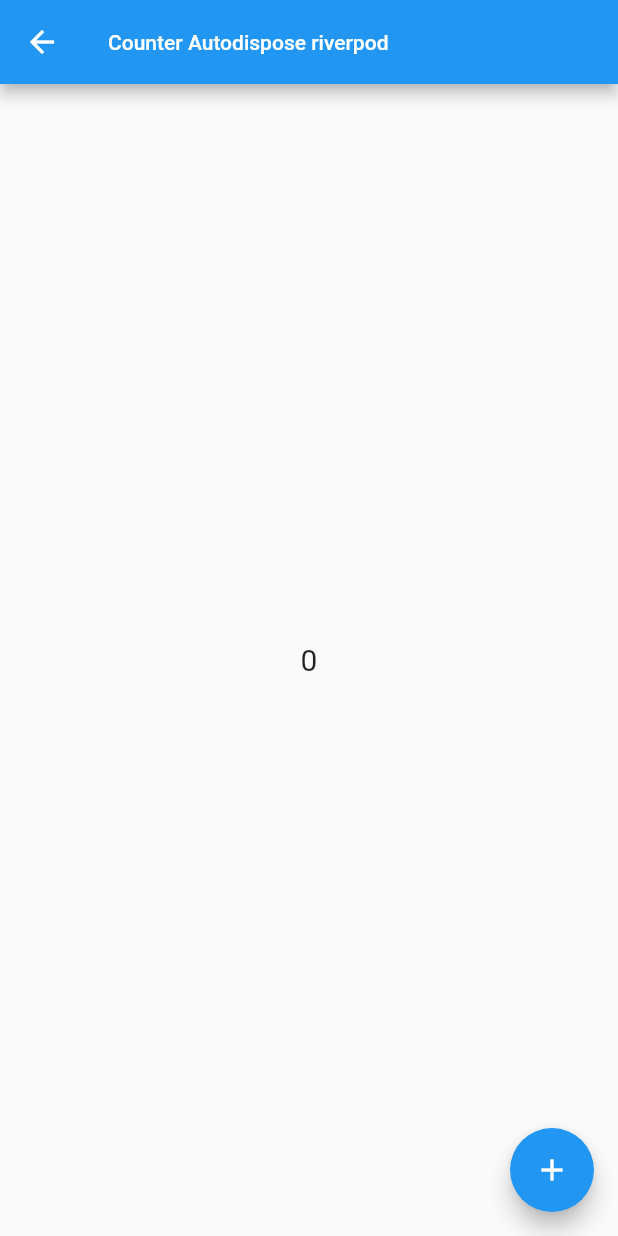
After one commit to fakhrulramadhan/learn_riverpod_ripplescode, a Flutter app: the Counter screen opened directly, on a phone screen of 412 x 824 dp. The commit adds this screen. Run offline on Flutter 3.47's test engine with Material 2 defaults, Android fonts, the phone set to English and light mode, and no system bars; our stand-ins replace flutter_riverpod, go_router.

Commit message:
done semua sampai bab 11

```diff
--- /dev/null
+++ b/learn_riverpod_ripplescode/lib/counter.dart
@@ -0,0 +1,70 @@
+import 'dart:async';
+
+import 'package:flutter_riverpod/flutter_riverpod.dart';
+import 'package:flutter/material.dart';
+import 'package:go_router/go_router.dart';
+import 'package:learn_riverpod_ripplescode/counter_demo.dart';
+
+//enggak pakai autodispose, datanya tetap ada
+// final counterProvider = StateNotifierProvider<CounterDemo, int>((ref) {
+//   return CounterDemo();
+// });
+
+//pakai autodispose agar data cachingnya kebuang datanya balik lg ke awal
+//pasang autodispose
+final counterProvider =
+    StateNotifierProvider.autoDispose<CounterDemo, int>((ref) {
+  //meskipun ke-autodispose, tapi datanya tetap ada
+  //pakai ref.keepalive
+  //ref.keepAlive();
+  final link = ref.keepAlive();
+
+  //tutup data cachingnya dalam waktu 10 detik
+  //data angknya angka kembali lagi ke 0 setelah 10 dettik
+  final timer = Timer(Duration(seconds: 10), () {
+    link.close();
+  });
+
+  //dispose (hapus data) cachingnya setelah 10 detik
+  ref.onDispose(() => timer.cancel());
+
+  return CounterDemo();
+});
+
+//consumerwidget (utk ui riverpod) sama aja dengan statelesswidget
+class Counter extends ConsumerWidget {
+  const Counter({super.key});
+
+  @override
+  Widget build(BuildContext context, WidgetRef ref) {
+    //final nama = ref.watch(namaProvider);
+    //memantau data angka
+    final counter = ref.watch(counterProvider);
+    return Scaffold(
+      appBar: AppBar(
+        title: Text(
+          "Counter Autodispose riverpod",
+          style: TextStyle(
+            fontSize: 14.0,
+          ),
+        ),
+      ),
+      //ref.watch = utk memantau perubahan yang ngelink ke nama providernya
+      body: Center(
+        child: Text(
+          "${counter}",
+          style: TextStyle(
+            fontSize: 20.0,
+          ),
+        ),
+      ),
+      floatingActionButton: FloatingActionButton(
+        child: const Icon(Icons.add),
+        onPressed: () {
+          //
+          ref.read(counterProvider.notifier).increment();
+        },
+      ),
+    );
+  }
+}
--- a/learn_riverpod_ripplescode/lib/counter_demo.dart
+++ b/learn_riverpod_ripplescode/lib/counter_demo.dart
@@ -1,6 +1,6 @@
 import 'package:flutter_riverpod/flutter_riverpod.dart';
 
-//state notifier provider = suatu fungsi (notifier) yang digunakan utk merubah nilai ()
+//state notifier provider = suatu fungsi class (notifier) yang digunakan utk merubah nilai ()
 class CounterDemo extends StateNotifier<int> {
   CounterDemo() : super(0); // kasih nilai awalan 0
 
--- /dev/null
+++ b/learn_riverpod_ripplescode/lib/main_eleven.dart
@@ -0,0 +1,46 @@
+import 'package:flutter/material.dart';
+import 'package:flutter_riverpod/flutter_riverpod.dart';
+import 'package:go_router/go_router.dart';
+import 'package:learn_riverpod_ripplescode/counter.dart';
+
+import 'home.dart';
+import 'home.dart';
+
+// === Reading the created Provider with ConsumerWidget ====
+
+//provider = untuk menaruh sesuatu
+//ketik prov teruus enter
+final namaProvider = Provider<String>((ref) {
+  //parameter nya dari ref
+  return "Halo, Saepul";
+});
+
+void main() {
+  //di riverpod, halaman UInya harus dibungkus dengan providerscope
+  runApp(const ProviderScope(child: const MyApp()));
+}
+
+//atur route nya disini
+final GoRouter _router = GoRouter(routes: [
+  GoRoute(
+    path: "/", //inisiasi halaman awal
+    builder: (context, state) => const Home(),
+  ),
+  GoRoute(
+    path: "/counter",
+    builder: (context, state) => const Counter(),
+  )
+]);
+
+class MyApp extends StatelessWidget {
+  const MyApp({super.key});
+
+  @override
+  Widget build(BuildContext context) {
+    return MaterialApp.router(
+      title: "Read Created Provider",
+      theme: ThemeData(primarySwatch: Colors.blue),
+      routerConfig: _router,
+    );
+  }
+}
--- a/learn_riverpod_ripplescode/pubspec.yaml
+++ b/learn_riverpod_ripplescode/pubspec.yaml
@@ -39,6 +39,7 @@ dependencies:
   hooks_riverpod: ^2.3.4
   riverpod: ^2.3.4
   http: ^0.13.5
+  go_router: ^6.5.5
 
 dev_dependencies:
   flutter_test:
```
Also changed, not shown: learn_riverpod_ripplescode/lib/home.dart (added, +38 -0 lines), learn_riverpod_ripplescode/lib/main_ten.dart (added, +86 -0 lines), learn_riverpod_ripplescode/pubspec.lock.
